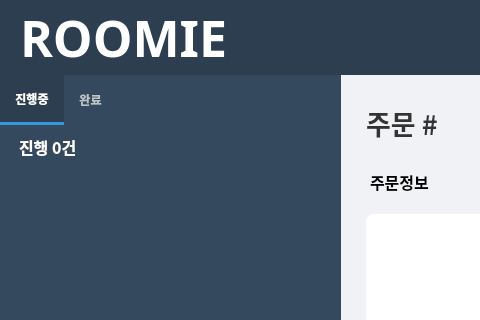
The window that gui/staff_gui/staff_gui.ui (TheMomentLab/Roomie) describes before a commit, drawn with Qt 5; both pictures show x 0 to 480 and y 0 to 320 of the 1024 by 768 pixel window.
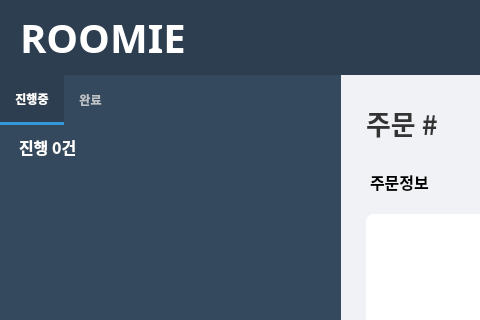
The same window after the commit.

Commit message: [SGUI]최종 수정

```diff
--- a/gui/staff_gui/staff_gui.ui
+++ b/gui/staff_gui/staff_gui.ui
@@ -62,14 +62,14 @@
          <property name="font">
           <font>
            <family>Noto Sans KR</family>
-           <pointsize>-1</pointsize>
+           <pointsize>10</pointsize>
            <weight>75</weight>
            <bold>true</bold>
           </font>
          </property>
          <property name="styleSheet">
           <string notr="true">color: white;
-font-size: 50px;</string>
+font-size: 40px;</string>
          </property>
          <property name="text">
           <string>ROOMIE</string>
```
Left out of the diff: 5 changed lines with no effect on the pictures. The commit also changes 2 other files.
